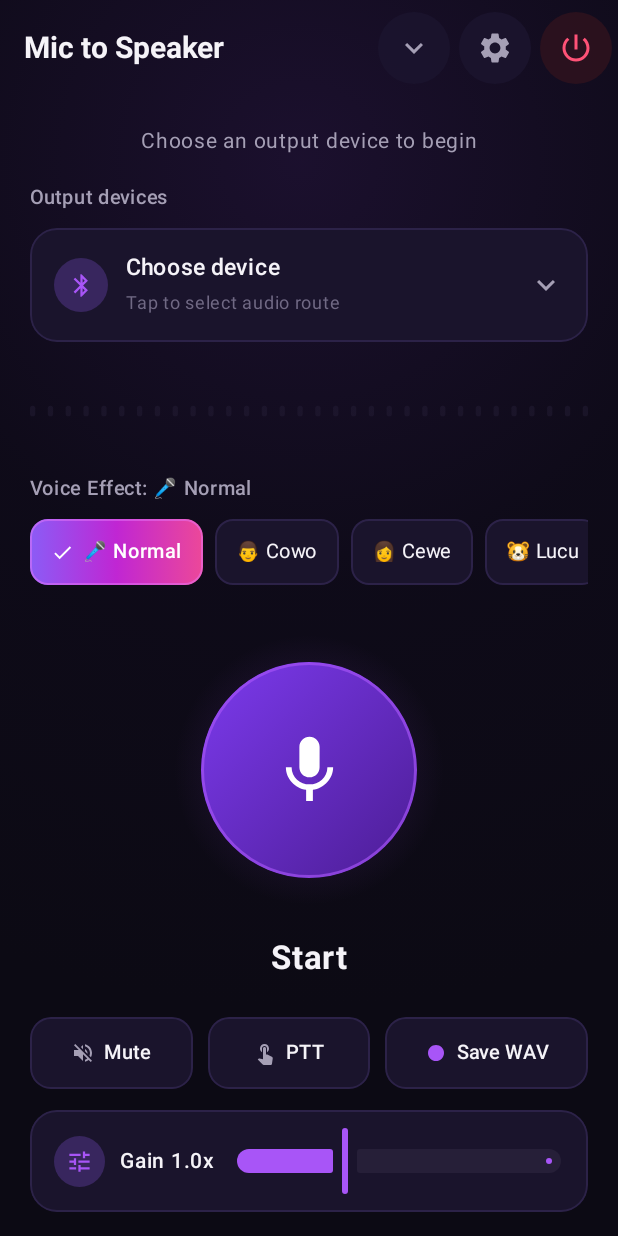
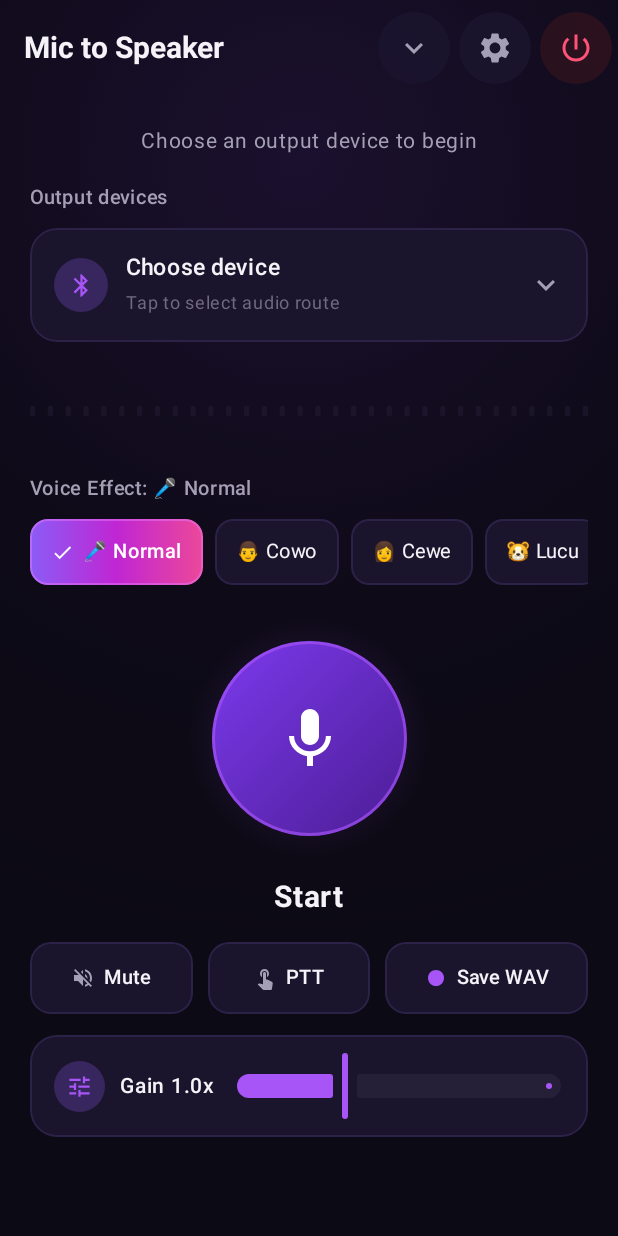
Before and after one commit to naufalirfan/MicToSpeaker, an Android app built with Jetpack Compose: the screen it shows after launch (MainActivity), on a phone screen of 412 x 824 dp. Run offline under Robolectric (Android 15) with nearby library versions, the phone set to English and light mode, and no system bars; 4 statements that could not run were skipped.

Commit message:
fix(ui): add navigationBarsPadding and verticalScroll for gain slider, fix about dialog clickable

```diff
--- a/app/build.gradle.kts
+++ b/app/build.gradle.kts
@@ -13,8 +13,8 @@ android {
         applicationId = "com.example.mictospeaker"
         minSdk = 26
         targetSdk = 35
-        versionCode = 10
-        versionName = "1.0.9"
+        versionCode = 11
+        versionName = "1.0.10"
 
         externalNativeBuild {
             cmake {
@@ -73,6 +73,7 @@ android {
     buildFeatures {
         compose = true
         prefab = true
+        buildConfig = true
     }
 }
 
--- a/app/src/main/java/com/example/mictospeaker/ui/screens/MainScreen.kt
+++ b/app/src/main/java/com/example/mictospeaker/ui/screens/MainScreen.kt
@@ -10,6 +10,7 @@ import androidx.compose.foundation.layout.*
 import androidx.compose.foundation.rememberScrollState
 import androidx.compose.foundation.shape.CircleShape
 import androidx.compose.foundation.shape.RoundedCornerShape
+import androidx.compose.foundation.verticalScroll
 import androidx.compose.material.icons.Icons
 import androidx.compose.material.icons.filled.*
 import androidx.compose.material3.*
@@ -111,7 +112,9 @@ fun MainScreen(
                 modifier = Modifier
                     .fillMaxSize()
                     .padding(padding)
-                    .padding(horizontal = 20.dp),
+                    .navigationBarsPadding()
+                    .padding(horizontal = 20.dp)
+                    .verticalScroll(rememberScrollState()),
                 horizontalAlignment = Alignment.CenterHorizontally
             ) {
                 if (!state.hasPermissions) {
@@ -225,18 +228,18 @@ fun MainScreen(
                     }
                 }
 
-                Spacer(Modifier.weight(1f))
+                Spacer(Modifier.height(18.dp))
 
                 // Tombol Start / Hold-to-Talk Utama (Neon Glow Circle)
                 val activeHighlight = state.isStreaming && (!state.isPttMode || state.isPttPressed)
                 Box(
                     contentAlignment = Alignment.Center,
-                    modifier = Modifier.padding(vertical = 8.dp)
+                    modifier = Modifier.padding(vertical = 4.dp)
                 ) {
                     // Outer ambient radial glow halo
                     Box(
                         modifier = Modifier
-                            .size(180.dp)
+                            .size(160.dp)
                             .clip(CircleShape)
                             .background(
                                 if (activeHighlight) Brush.radialGradient(
@@ -250,7 +253,7 @@ fun MainScreen(
                     // Main circular button
                     Box(
                         modifier = Modifier
-                            .size(144.dp)
+                            .size(130.dp)
                             .clip(CircleShape)
                             .background(if (activeHighlight) MicActiveGradient else MicIdleGradient)
                             .border(
@@ -278,12 +281,12 @@ fun MainScreen(
                             imageVector = if (state.config.isMuted && state.isStreaming) Icons.Default.MicOff else Icons.Default.Mic,
                             contentDescription = "Mic Toggle",
                             tint = Color.White,
-                            modifier = Modifier.size(54.dp)
+                            modifier = Modifier.size(48.dp)
                         )
                     }
                 }
 
-                Spacer(Modifier.height(14.dp))
+                Spacer(Modifier.height(10.dp))
                 Text(
                     text = when {
                         state.isPttMode && state.isPttPressed -> "Speaking..."
@@ -292,11 +295,11 @@ fun MainScreen(
                         else -> "Start"
                     },
                     color = TextPrimary,
-                    fontSize = 22.sp,
+                    fontSize = 20.sp,
                     fontWeight = FontWeight.Bold
                 )
 
-                Spacer(Modifier.weight(1f))
+                Spacer(Modifier.height(18.dp))
 
                 // Baris Kontrol Cepat: Mute | PTT | Save WAV
                 Row(
@@ -369,7 +372,7 @@ fun MainScreen(
                     )
                 }
 
-                Spacer(Modifier.height(16.dp))
+                Spacer(Modifier.height(24.dp))
             }
         }
     }
```
Also changed, not shown: app/src/main/java/com/example/mictospeaker/ui/screens/SettingsScreen.kt (+19 -6 lines), 1 other file.
